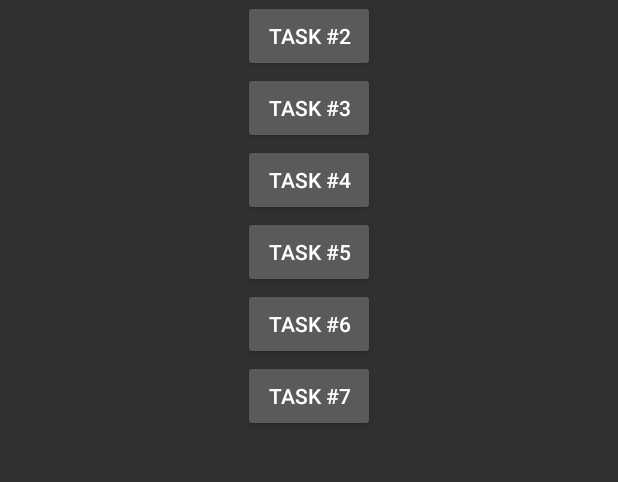
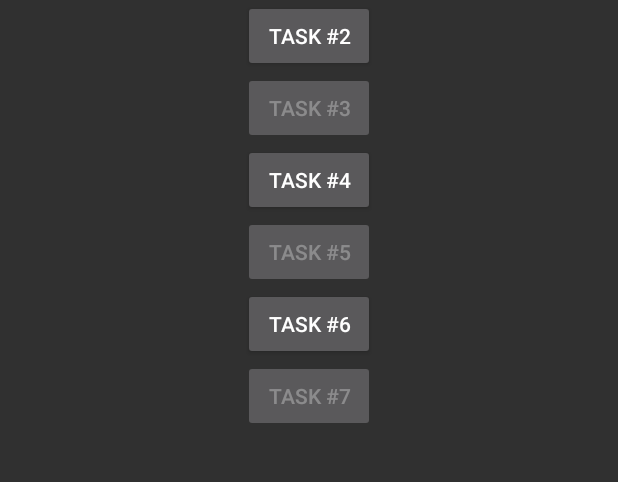
Before and after one commit to webyneter/Android-Sandbox, an Android app: the screen it shows after launch (MainActivity), on a phone screen of 412 x 824 dp, the part 239-721 px from its top. Run offline under Robolectric (Android 15) with nearby library versions, the phone set to English and light mode, and no system bars.

Commit message:
- code cleaned up

```diff
--- a/app/src/main/java/maa/hse/webyneter/app/MainActivity.java
+++ b/app/src/main/java/maa/hse/webyneter/app/MainActivity.java
@@ -13,10 +13,21 @@ import maa.hse.webyneter.app.task6.Task6Activity;
 
 // TODO: 9/15/2016 preemptively request all necessary permissions
 public class MainActivity extends AppCompatActivity {
+
+    private Button btnTask1;
+    private Button btnTask2;
+    private Button btnTask3;
+    private Button btnTask4;
+    private Button btnTask5;
+    private Button btnTask6;
+    private Button btnTask7;
+
     @Override
     protected void onCreate(Bundle savedInstanceState) {
         super.onCreate(savedInstanceState);
         setContentView(R.layout.activity_main);
+
+        initializeUiControls();
 
 //        ActionBar bar = getSupportActionBar();
 //        if (bar != null) {
@@ -26,18 +37,27 @@ public class MainActivity extends AppCompatActivity {
 
 //        android.app.ActionBar t = getActionBar();
 
-        redirectToActivityOnButtonClick(R.id.btnTask1, Task1Activity.class);
-        redirectToActivityOnButtonClick(R.id.btnTask2, Task2Activity.class);
-//        redirectToActivityOnButtonClick(R.id.btnTask3, Task3Activity.class);
-        redirectToActivityOnButtonClick(R.id.btnTask4, Task4Activity.class);
-//        redirectToActivityOnButtonClick(R.id.btnTask5, Task5Activity.class);
-        redirectToActivityOnButtonClick(R.id.btnTask6, Task6Activity.class);
-//        redirectToActivityOnButtonClick(R.id.btnTask7, Task7Activity.class);
+        redirectToActivityOnButtonClick(btnTask1, Task1Activity.class);
+        redirectToActivityOnButtonClick(btnTask2, Task2Activity.class);
+//        redirectToActivityOnButtonClick(btnTask3, Task3Activity.class);
+        redirectToActivityOnButtonClick(btnTask4, Task4Activity.class);
+//        redirectToActivityOnButtonClick(btnTask5, Task5Activity.class);
+        redirectToActivityOnButtonClick(btnTask6, Task6Activity.class);
+//        redirectToActivityOnButtonClick(btnTask7, Task7Activity.class);
     }
 
-    private void redirectToActivityOnButtonClick(final int buttonId,
-                                                 final Class<?> redirectToActivityClass) {
-        final Button btn = (Button) findViewById(buttonId);
+    private void initializeUiControls() {
+        btnTask1 = (Button) findViewById(R.id.btnTask1);
+        btnTask2 = (Button) findViewById(R.id.btnTask2);
+        btnTask3 = (Button) findViewById(R.id.btnTask3);
+        btnTask4 = (Button) findViewById(R.id.btnTask4);
+        btnTask5 = (Button) findViewById(R.id.btnTask5);
+        btnTask6 = (Button) findViewById(R.id.btnTask6);
+        btnTask7 = (Button) findViewById(R.id.btnTask7);
+    }
+
+    private void redirectToActivityOnButtonClick(final Button btn, final Class<?> redirectToActivityClass) {
+        btn.setEnabled(true);
         btn.setOnClickListener(new View.OnClickListener() {
             public void onClick(View v) {
                 Intent intent = new Intent(MainActivity.this, redirectToActivityClass);
--- a/app/src/main/res/drawable/stroke.xml
+++ b/app/src/main/res/drawable/stroke.xml
@@ -1,11 +1,12 @@
 <?xml version="1.0" encoding="utf-8"?>
 <layer-list xmlns:android="http://schemas.android.com/apk/res/android">
-    <item android:top="1dp">
+    <item>
         <shape android:shape="rectangle">
             <stroke
                 android:width="1dp"
                 android:color="#ffffff"
-                android:dashWidth="1dp"/>
+                android:dashWidth="15dp"
+                android:dashGap="5dp"/>
             <solid android:color="@android:color/transparent"/>
             <padding
                 android:bottom="10dp"
--- a/app/src/main/res/layout/activity_main.xml
+++ b/app/src/main/res/layout/activity_main.xml
@@ -37,42 +37,49 @@
                 android:id="@+id/btnTask1"
                 android:layout_width="wrap_content"
                 android:layout_height="wrap_content"
+                android:enabled="false"
                 android:text="Task #1"/>
 
             <Button
                 android:id="@+id/btnTask2"
                 android:layout_width="wrap_content"
                 android:layout_height="wrap_content"
+                android:enabled="false"
                 android:text="Task #2"/>
 
             <Button
                 android:id="@+id/btnTask3"
                 android:layout_width="wrap_content"
                 android:layout_height="wrap_content"
+                android:enabled="false"
                 android:text="Task #3"/>
 
             <Button
                 android:id="@+id/btnTask4"
                 android:layout_width="wrap_content"
                 android:layout_height="wrap_content"
+                android:enabled="false"
                 android:text="Task #4"/>
 
             <Button
                 android:id="@+id/btnTask5"
                 android:layout_width="wrap_content"
                 android:layout_height="wrap_content"
+                android:enabled="false"
                 android:text="Task #5"/>
 
             <Button
                 android:id="@+id/btnTask6"
                 android:layout_width="wrap_content"
                 android:layout_height="wrap_content"
+                android:enabled="false"
                 android:text="Task #6"/>
 
             <Button
                 android:id="@+id/btnTask7"
                 android:layout_width="wrap_content"
                 android:layout_height="wrap_content"
+                android:enabled="false"
                 android:text="Task #7"/>
         </LinearLayout>
 
--- a/app/src/main/res/layout/activity_task2_create_gesture.xml
+++ b/app/src/main/res/layout/activity_task2_create_gesture.xml
@@ -51,13 +51,16 @@
         android:id="@+id/task2_cvCreateOverlay"
         android:layout_width="match_parent"
         android:layout_height="0dip"
+        android:layout_marginTop="10dp"
         android:layout_weight="1.0"
+        android:background="@drawable/stroke"
         android:gestureStrokeType="multiple"/>
 
     <LinearLayout
         android:layout_width="match_parent"
         android:layout_height="wrap_content"
-        android:orientation="horizontal">
+        android:orientation="horizontal"
+        android:paddingTop="10dp">
 
         <Button
             android:id="@+id/task2_btnCreateDiscard"
```
Also changed, not shown: app/src/main/res/layout-v17/activity_task2_gesture_recognition.xml (deleted, +0 -25 lines).
